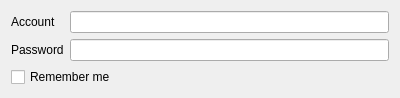
The window that src/upload/ui/accountpage.ui (hippich/recorditnow) describes before a commit, drawn with Qt 5.
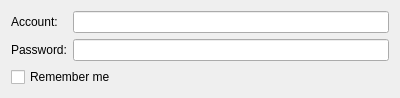
The same window after the commit. Custom widgets are drawn as their Qt base class.

```diff
--- a/src/upload/ui/accountpage.ui
+++ b/src/upload/ui/accountpage.ui
@@ -26,7 +26,7 @@
    <item row="0" column="0">
     <widget class="QLabel" name="label">
      <property name="text">
-      <string>Account</string>
+      <string comment="@label:textbox Account name">Account:</string>
      </property>
      <property name="buddy">
       <cstring>accountEdit</cstring>
@@ -39,7 +39,7 @@
    <item row="1" column="0">
     <widget class="QLabel" name="label_2">
      <property name="text">
-      <string>Password</string>
+      <string comment="@label:textbox Account passwort">Password:</string>
      </property>
      <property name="buddy">
       <cstring>passwordEdit</cstring>
```
Left out of the diff: 6 changed lines with no effect on the pictures.
